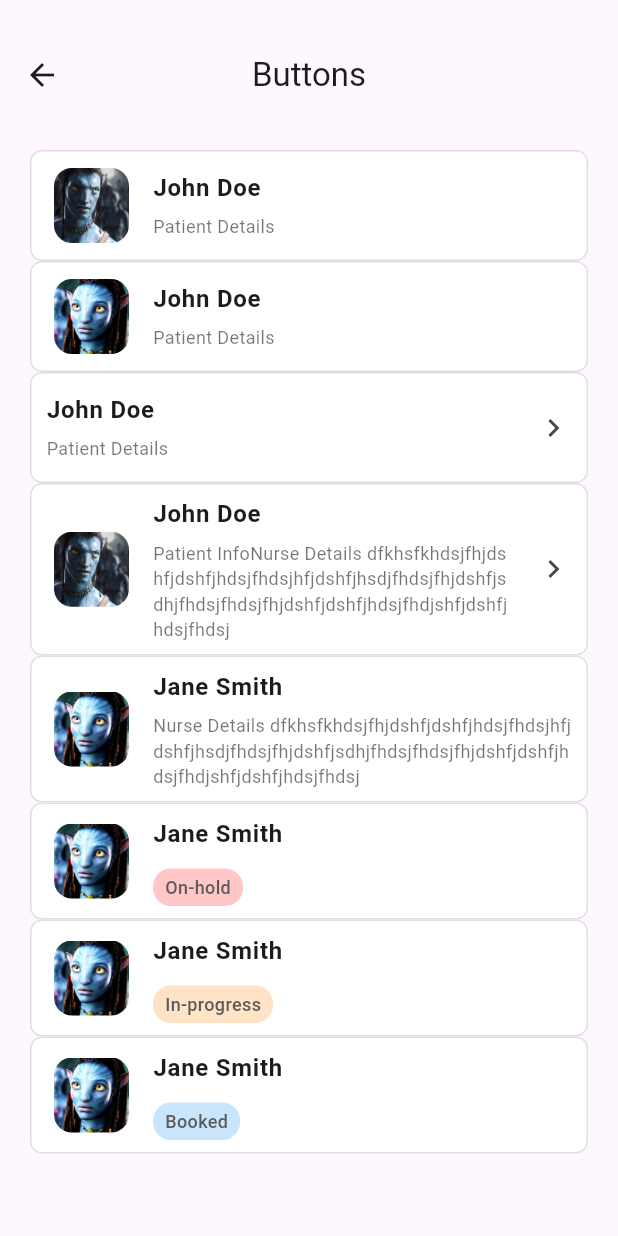
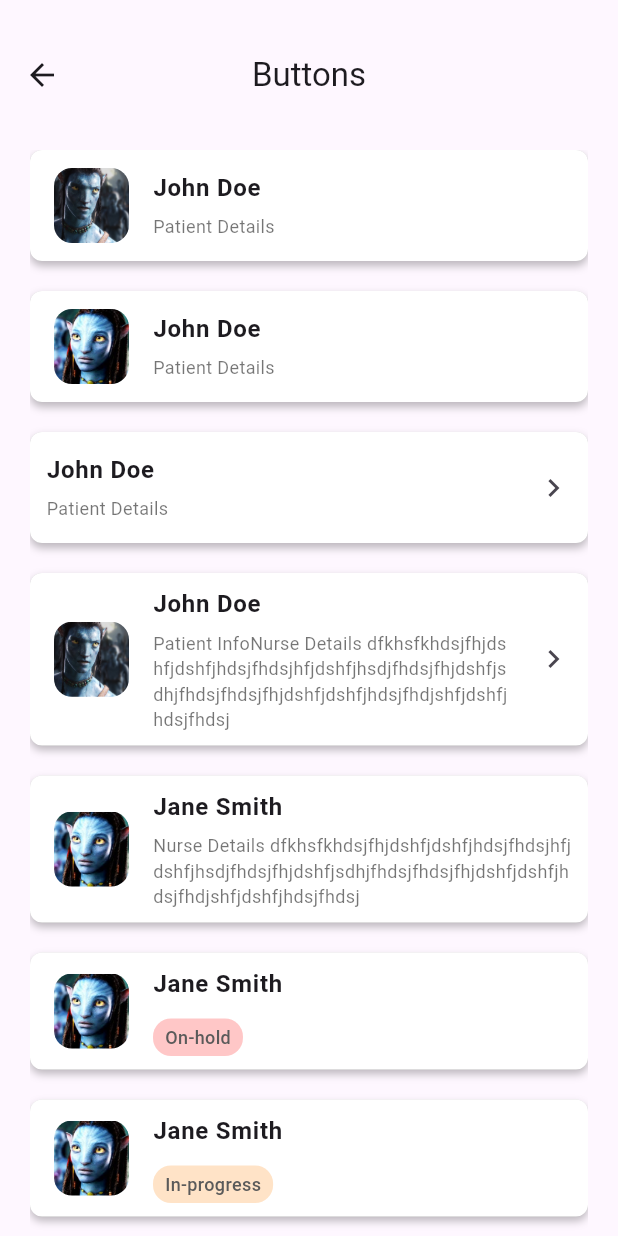
Before and after one commit to rczrgz/flutter_internship, a Flutter app: the ReusableButton screen opened by its route, on a phone screen of 412 x 824 dp. Run offline on Flutter 3.47's test engine with Material 3 defaults, Android fonts, the phone set to English and light mode, and no system bars; our stand-ins replace equatable, flutter_bloc, go_router.

```diff
--- a/lib/features/Widget/simple_card_item.dart
+++ b/lib/features/Widget/simple_card_item.dart
@@ -118,6 +118,18 @@
 
     return InkWell(
       onTap: onTap,
+      child: Container(
+        decoration: BoxDecoration(
+          color: Colors.white, // Background color of the card
+          borderRadius: BorderRadius.circular(8), // Border radius for rounded corners
+          boxShadow: [
+            BoxShadow(
+              color: Colors.black26, // Shadow color
+              offset: Offset(0, 3), // Shadow position (x, y)
+              blurRadius: 4, // Spread of the shadow
+            ),
+          ],
+        ),
         child: ListTile(
           leading: leadingWidget,
           contentPadding: const EdgeInsets.symmetric(horizontal: 10),
@@ -136,6 +148,7 @@
           subtitle: subtitleWidget,
           trailing: trailing,
         ),
+      ),
     );
   }
 }
--- a/lib/features/soap_forms/presentation/reusable_button.dart
+++ b/lib/features/soap_forms/presentation/reusable_button.dart
@@ -19,6 +19,7 @@
       ),
       body: Padding(
         padding: const EdgeInsets.symmetric(horizontal: 20.0),
+        child: SingleChildScrollView(
           child: Column(
             mainAxisAlignment: MainAxisAlignment.start,
             crossAxisAlignment: CrossAxisAlignment.center,
@@ -32,6 +33,7 @@
                   print('Card tapped!');
                 },
               ),
+              SizedBox(height: 20),
               SimpleCardItem(
                 title: 'John Doe',
                 description: 'Patient Details',
@@ -41,6 +43,7 @@
                   print('Card tapped!');
                 },
               ),
+              SizedBox(height: 20),
               SimpleCardItem(
                 title: 'John Doe',
                 description: 'Patient Details',
@@ -49,6 +52,7 @@
                 },
                 trailing: Icon(Icons.chevron_right),
               ),
+              SizedBox(height: 20),
               SimpleCardItem(
                 title: 'John Doe',
                 description: 'Patient InfoNurse Details dfkhsfkhdsjfhjdshfjdshfjhdsjfhdsjhfjdshfjhsdjfhdsjfhjdshfjsdhjfhdsjfhdsjfhjdshfjdshfjhdsjfhdjshfjdshfjhdsjfhdsj',
@@ -57,6 +61,7 @@
                 trailing: Icon(Icons.chevron_right),
                 onTap: () {},
               ),
+              SizedBox(height: 20),
               SimpleCardItem(
                 title: 'Jane Smith',
                 description: 'Nurse Details dfkhsfkhdsjfhjdshfjdshfjhdsjfhdsjhfjdshfjhsdjfhdsjfhjdshfjsdhjfhdsjfhdsjfhjdshfjdshfjhdsjfhdjshfjdshfjhdsjfhdsj',
@@ -65,6 +70,7 @@
                 trailing: null, // or just omit this field
                 onTap: () {},
               ),
+              SizedBox(height: 20),
               SimpleCardItem(
                 title: 'Jane Smith',
                 avatar: '', // Empty avatar
@@ -75,6 +81,7 @@
                   // Handle the onTap action here
                 },
               ),
+              SizedBox(height: 20),
               SimpleCardItem(
                 title: 'Jane Smith',
                 avatar: '', // Empty avatar
@@ -85,6 +92,7 @@
                   // Handle the onTap action here
                 },
               ),
+              SizedBox(height: 20),
               SimpleCardItem(
                 title: 'Jane Smith',
                 avatar: '', // Empty avatar
@@ -98,6 +106,7 @@
             ],
           ),
         ),
+      ),
     );
   }
 }
```
Lines whose indentation alone changed are shown as unchanged.
